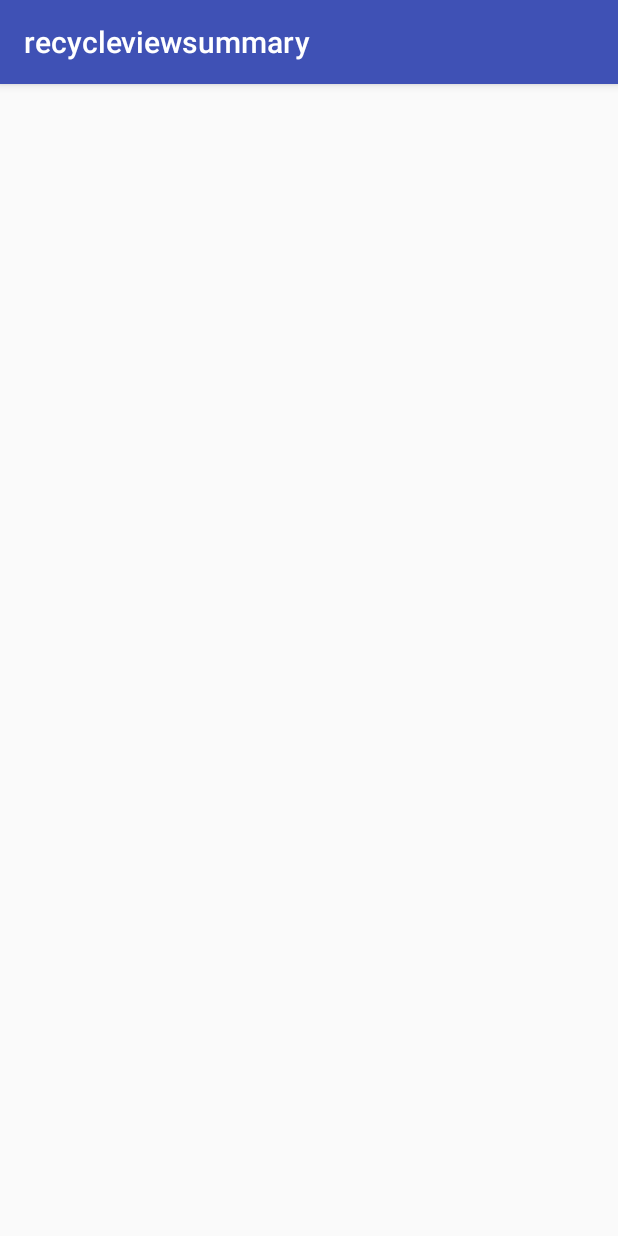
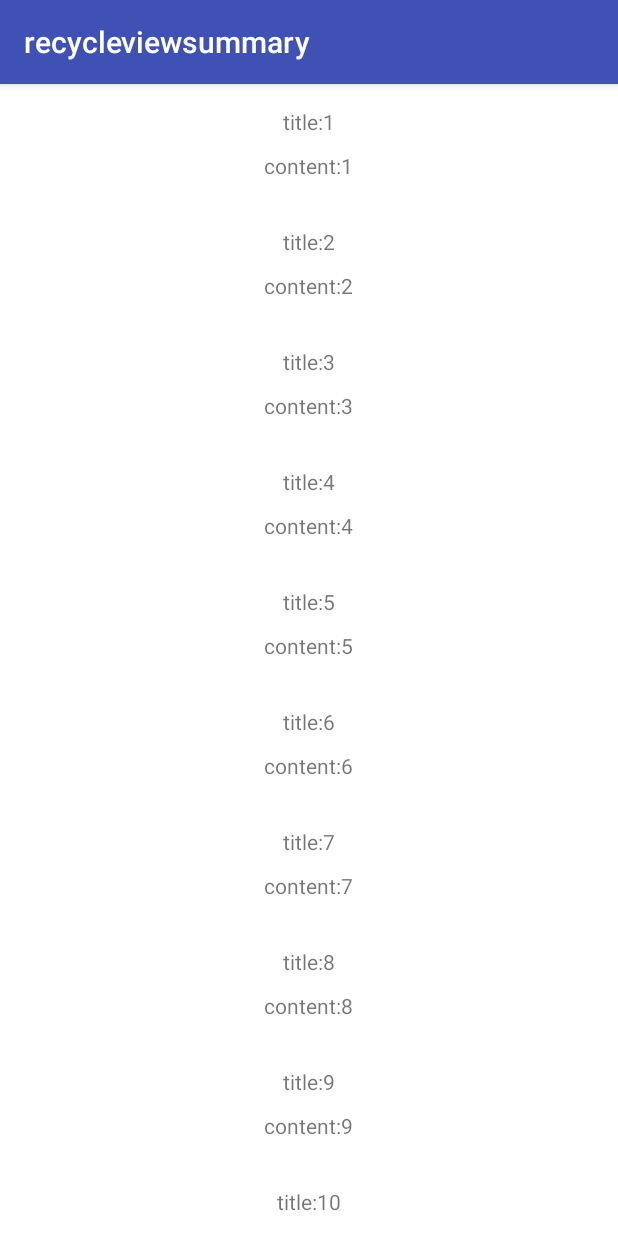
Before and after one commit to LuckyCode1992/recycleviewsummary, an Android app: the DaicehuaRecycleActivity screen opened directly, with no data from a screen before it, on a phone screen of 412 x 824 dp. Run offline under Robolectric (Android 15) with nearby library versions, the phone set to English and light mode, and no system bars.

Commit message:
6 commit : 侧滑item完成

```diff
--- a/app/src/main/java/com/justcode/hxl/recycleviewsummary/DaicehuaRecycleActivity.kt
+++ b/app/src/main/java/com/justcode/hxl/recycleviewsummary/DaicehuaRecycleActivity.kt
@@ -2,11 +2,54 @@ package com.justcode.hxl.recycleviewsummary
 
 import android.support.v7.app.AppCompatActivity
 import android.os.Bundle
+import android.os.Handler
+import android.support.v7.widget.LinearLayoutManager
+import com.recycleview.smartrefresh.layout.footer.ClassicsFooter
+import com.recycleview.smartrefresh.layout.header.ClassicsHeader
+import kotlinx.android.synthetic.main.activity_daicehua_recycle.*
 
 class DaicehuaRecycleActivity : AppCompatActivity() {
-
+    var list: MutableList<Int> = ArrayList()
+    var adapter: MyAdapter? = null
+    var handler = Handler()
     override fun onCreate(savedInstanceState: Bundle?) {
         super.onCreate(savedInstanceState)
         setContentView(R.layout.activity_daicehua_recycle)
+
+        for (i in 1..20) {
+            list.add(i)
+        }
+        adapter = MyAdapter(list,this)
+        val linearLayoutManager = LinearLayoutManager(this)
+        linearLayoutManager.orientation = LinearLayoutManager.VERTICAL
+        recycleview.layoutManager = linearLayoutManager
+        recycleview.adapter = adapter
+
+        refreshlayout.setRefreshHeader(ClassicsHeader(this))
+        refreshlayout.setRefreshFooter(ClassicsFooter(this))
+
+        refreshlayout.setOnRefreshListener {
+            handler.postDelayed({
+                list.clear()
+                for (i in 1..10){
+                    list.add(i)
+                }
+                adapter?.update(list)
+                it.finishRefresh()
+
+            },2000)
+
+        }
+        refreshlayout.setOnLoadMoreListener {
+            handler.postDelayed({
+
+                for (i in 101..121){
+                    list.add(i)
+                }
+                adapter?.update(list)
+                it.finishLoadMore()
+
+            },2000)
+        }
     }
 }
--- a/app/src/main/java/com/justcode/hxl/recycleviewsummary/MyAdapter.kt
+++ b/app/src/main/java/com/justcode/hxl/recycleviewsummary/MyAdapter.kt
@@ -5,6 +5,7 @@ import android.support.v7.widget.RecyclerView
 import android.view.LayoutInflater
 import android.view.View
 import android.view.ViewGroup
+import android.widget.Toast
 import kotlinx.android.synthetic.main.item.view.*
 
 class MyAdapter(var list: List<Int>, var context: Context) : RecyclerView.Adapter<RecyclerView.ViewHolder>() {
@@ -25,6 +26,17 @@ class MyAdapter(var list: List<Int>, var context: Context) : RecyclerView.Adapte
         with(holder.itemView){
             title.text = "title:"+list[position]
             content.text = "content:"+list[position]
+
+            swipe_layout.isSwipeEnable = true
+
+            left_menu.setOnClickListener {
+                Toast.makeText(context,"点击了左边",Toast.LENGTH_LONG).show()
+                swipe_layout.close()
+            }
+            right_menu.setOnClickListener({
+                Toast.makeText(context,"点击了右边",Toast.LENGTH_LONG).show()
+                swipe_layout.close()
+            })
         }
     }
 
--- a/app/src/main/res/layout/activity_daicehua_recycle.xml
+++ b/app/src/main/res/layout/activity_daicehua_recycle.xml
@@ -1,9 +1,21 @@
 <?xml version="1.0" encoding="utf-8"?>
-<android.support.constraint.ConstraintLayout xmlns:android="http://schemas.android.com/apk/res/android"
+<RelativeLayout xmlns:android="http://schemas.android.com/apk/res/android"
     xmlns:app="http://schemas.android.com/apk/res-auto"
     xmlns:tools="http://schemas.android.com/tools"
     android:layout_width="match_parent"
     android:layout_height="match_parent"
     tools:context=".DaicehuaRecycleActivity">
 
-</android.support.constraint.ConstraintLayout>
+
+    <com.recycleview.smartrefresh.layout.SmartRefreshLayout
+        android:id="@+id/refreshlayout"
+        android:layout_width="match_parent"
+        android:layout_height="match_parent">
+        <com.recycleview.swipemenu.SwipeMenuRecyclerView
+            android:id="@+id/recycleview"
+            android:layout_width="match_parent"
+            android:layout_height="match_parent">
+
+        </com.recycleview.swipemenu.SwipeMenuRecyclerView>
+    </com.recycleview.smartrefresh.layout.SmartRefreshLayout>
+</RelativeLayout>
--- a/app/src/main/res/layout/item.xml
+++ b/app/src/main/res/layout/item.xml
@@ -1,19 +1,55 @@
 <?xml version="1.0" encoding="utf-8"?>
-<LinearLayout xmlns:android="http://schemas.android.com/apk/res/android"
-    android:orientation="vertical"
-    android:layout_marginTop="20dp"
-    android:background="#ffff00"
+<com.recycleview.swipemenu.SwipeItemLayout
+    xmlns:android="http://schemas.android.com/apk/res/android"
+    android:id="@+id/swipe_layout"
     android:layout_width="match_parent"
-    android:layout_height="wrap_content">
+    android:layout_height="80dp"
+    android:orientation="vertical">
+
+    <TextView
+        android:id="@+id/left_menu"
+        android:layout_width="120dp"
+        android:layout_height="match_parent"
+        android:layout_gravity="left"
+        android:background="#33ff0000"
+        android:gravity="center"
+        android:text="left"
+        android:textColor="#ffffff" />
+    <TextView
+        android:id="@+id/right_menu"
+        android:layout_width="120dp"
+        android:layout_height="match_parent"
+        android:layout_gravity="right"
+        android:background="#330000ff"
+        android:gravity="center"
+        android:text="right"
+        android:textColor="#ffffff" />
+
+    <FrameLayout
+        android:background="#ffffff"
+        android:layout_width="match_parent"
+        android:layout_height="match_parent">
+
+        <LinearLayout
+            android:layout_width="match_parent"
+            android:layout_height="match_parent"
+            android:gravity="center"
+            android:orientation="vertical">
+
             <TextView
                 android:id="@+id/title"
-    android:text="标题"
                 android:layout_width="wrap_content"
-    android:layout_height="wrap_content" />
+                android:layout_height="wrap_content"
+                android:text="标题" />
+
             <TextView
                 android:id="@+id/content"
+                android:layout_width="wrap_content"
+                android:layout_height="wrap_content"
                 android:layout_marginTop="10dp"
-        android:text="内容"
-        android:layout_width="wrap_content"
-        android:layout_height="wrap_content" />
+                android:text="内容" />
         </LinearLayout>
+
+    </FrameLayout>
+
+</com.recycleview.swipemenu.SwipeItemLayout>
```
Also changed, not shown: 2 other files. Lines whose indentation alone changed are shown as unchanged.
